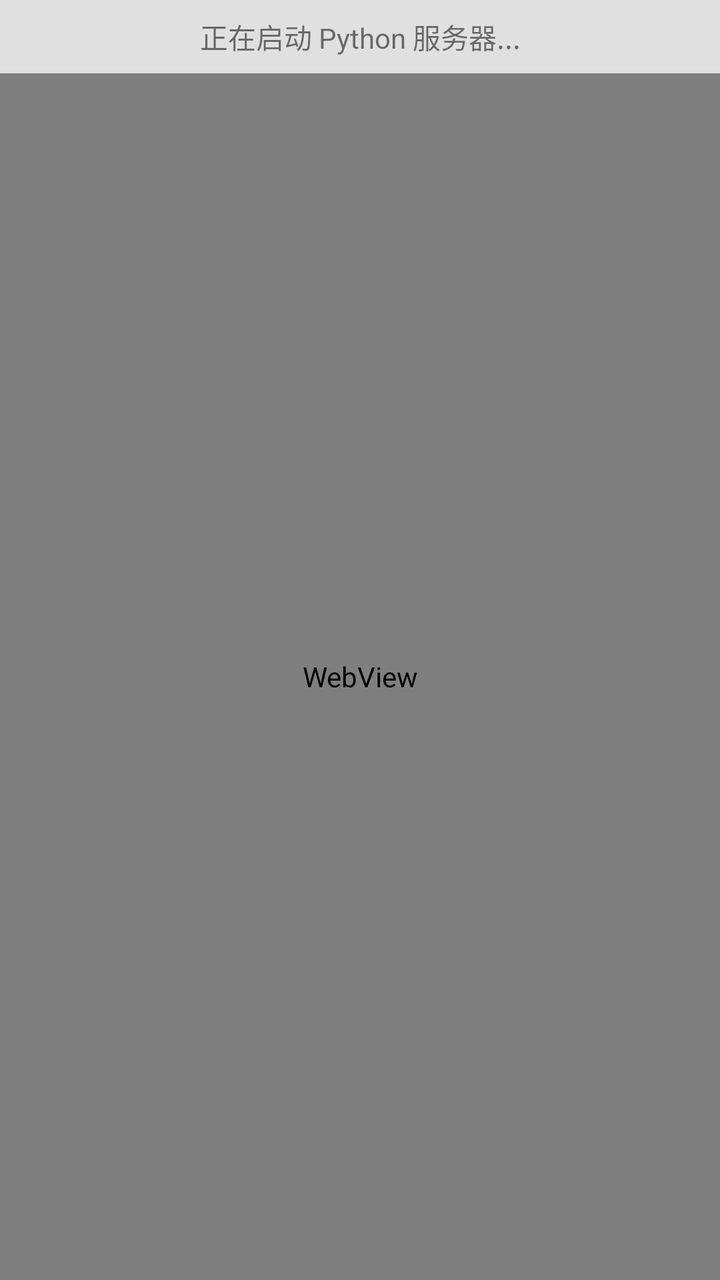
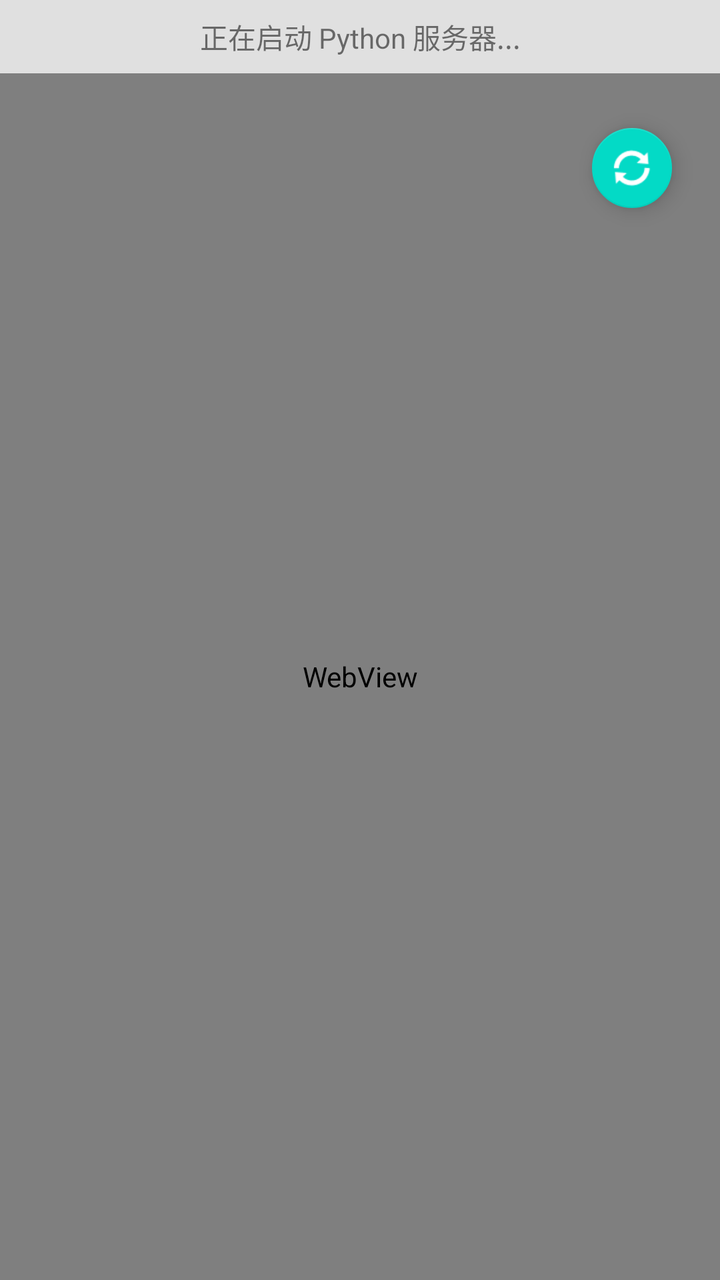

An Android layout rendered at two revisions. The XML below is the earlier revision; the diff shows what the commit changed to produce the second picture.
<!-- AndroidManifest.xml: application theme Theme.MaterialComponents.DayNight.DarkActionBar -->
<!-- res/layout/activity_main.xml -->
<?xml version="1.0" encoding="utf-8"?>
<androidx.constraintlayout.widget.ConstraintLayout xmlns:android="http://schemas.android.com/apk/res/android"
    xmlns:app="http://schemas.android.com/apk/res-auto"
    xmlns:tools="http://schemas.android.com/tools"
    android:layout_width="match_parent"
    android:layout_height="match_parent"
    tools:context=".MainActivity">

    <TextView
        android:id="@+id/textViewStatus"
        android:layout_width="0dp"
        android:layout_height="wrap_content"
        android:background="#E0E0E0"
        android:padding="8dp"
        android:text="正在启动 Python 服务器..."
        android:textAlignment="center"
        app:layout_constraintEnd_toEndOf="parent"
        app:layout_constraintStart_toStartOf="parent"
        app:layout_constraintTop_toTopOf="parent" />

    <WebView
        android:id="@+id/webView"
        android:layout_width="0dp"
        android:layout_height="0dp"
        app:layout_constraintBottom_toBottomOf="parent"
        app:layout_constraintEnd_toEndOf="parent"
        app:layout_constraintStart_toStartOf="parent"
        app:layout_constraintTop_toBottomOf="@id/textViewStatus" />

</androidx.constraintlayout.widget.ConstraintLayout>
<!-- resources referenced by this layout -->
<resources>

</resources>

<!-- the commit's change to res/layout/activity_main.xml (unified diff, before → after) -->
@@ -1,30 +1,50 @@
 <?xml version="1.0" encoding="utf-8"?>
-<androidx.constraintlayout.widget.ConstraintLayout xmlns:android="http://schemas.android.com/apk/res/android"
+<androidx.coordinatorlayout.widget.CoordinatorLayout
+    xmlns:android="http://schemas.android.com/apk/res/android"
     xmlns:app="http://schemas.android.com/apk/res-auto"
     xmlns:tools="http://schemas.android.com/tools"
     android:layout_width="match_parent"
     android:layout_height="match_parent"
     tools:context=".MainActivity">
 
-    <TextView
-        android:id="@+id/textViewStatus"
-        android:layout_width="0dp"
+    <androidx.constraintlayout.widget.ConstraintLayout
+        android:id="@+id/main_content_layout"
+        android:layout_width="match_parent"
+        android:layout_height="match_parent">
+
+        <TextView
+            android:id="@+id/textViewStatus"
+            android:layout_width="0dp"
+            android:layout_height="wrap_content"
+            android:background="#E0E0E0"
+            android:padding="8dp"
+            android:text="正在启动 Python 服务器..."
+            android:textAlignment="center"
+            app:layout_constraintEnd_toEndOf="parent"
+            app:layout_constraintStart_toStartOf="parent"
+            app:layout_constraintTop_toTopOf="parent" />
+
+        <WebView
+            android:id="@+id/webView"
+            android:layout_width="0dp"
+            android:layout_height="0dp"
+            app:layout_constraintBottom_toBottomOf="parent"
+            app:layout_constraintEnd_toEndOf="parent"
+            app:layout_constraintStart_toStartOf="parent"
+            app:layout_constraintTop_toBottomOf="@id/textViewStatus" />
+            
+    </androidx.constraintlayout.widget.ConstraintLayout>
+
+    <com.google.android.material.floatingactionbutton.FloatingActionButton
+        android:id="@+id/fab_check_update"
+        android:layout_width="wrap_content"
         android:layout_height="wrap_content"
-        android:background="#E0E0E0"
-        android:padding="8dp"
-        android:text="正在启动 Python 服务器..."
-        android:textAlignment="center"
-        app:layout_constraintEnd_toEndOf="parent"
-        app:layout_constraintStart_toStartOf="parent"
-        app:layout_constraintTop_toTopOf="parent" />
+        android:layout_gravity="top|end"
+        android:layout_marginTop="64dp"
+        android:layout_marginEnd="24dp"
+        app:fabSize="mini"
+        android:contentDescription="检查更新"
+        app:srcCompat="@android:drawable/ic_popup_sync"
+        app:tint="@android:color/white" />
 
-    <WebView
-        android:id="@+id/webView"
-        android:layout_width="0dp"
-        android:layout_height="0dp"
-        app:layout_constraintBottom_toBottomOf="parent"
-        app:layout_constraintEnd_toEndOf="parent"
-        app:layout_constraintStart_toStartOf="parent"
-        app:layout_constraintTop_toBottomOf="@id/textViewStatus" />
-
-</androidx.constraintlayout.widget.ConstraintLayout>
+</androidx.coordinatorlayout.widget.CoordinatorLayout>
